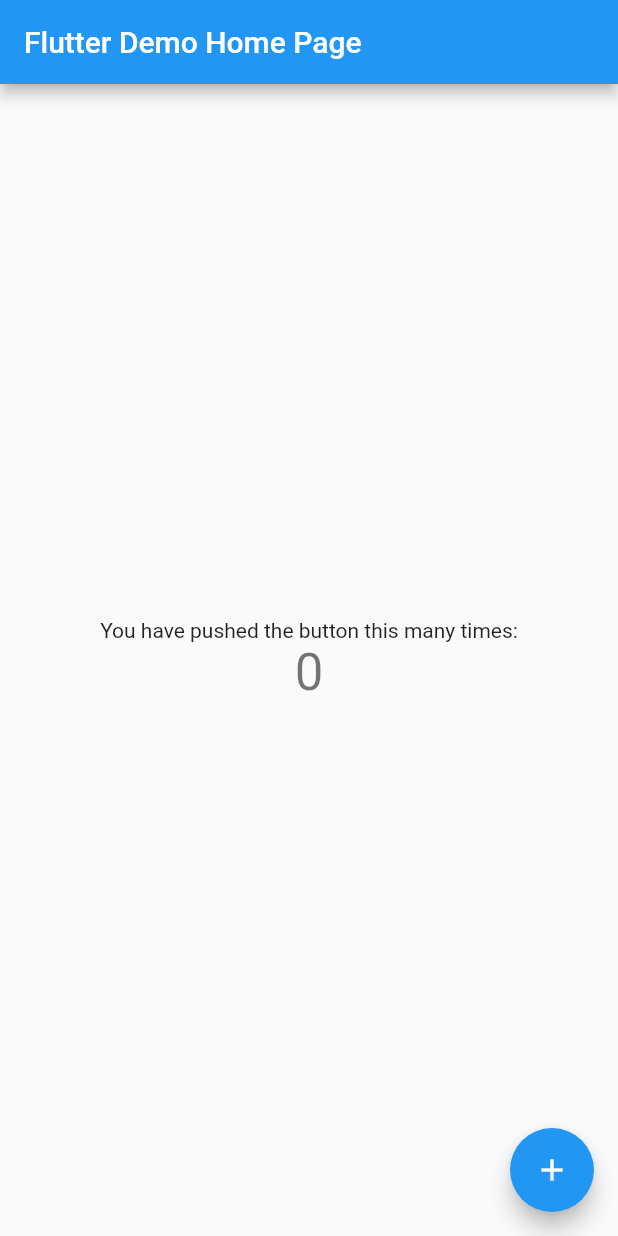
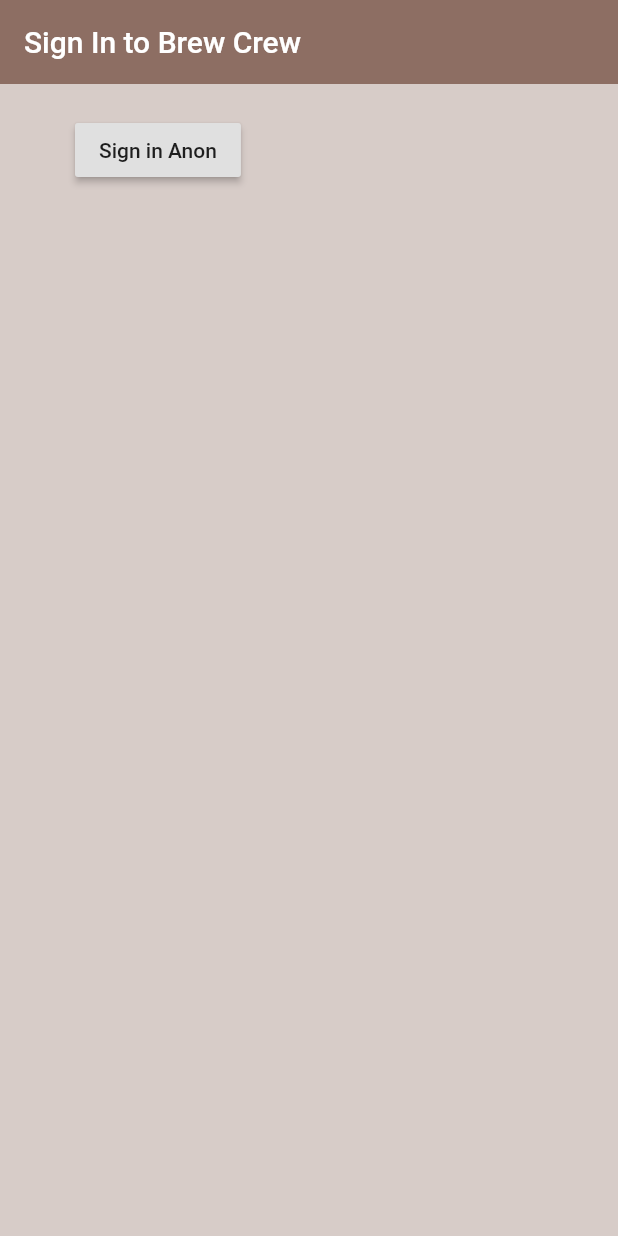
Before and after one commit to rajpatel2619/flutter_brew_crew, a Flutter app: the screen it shows after launch, on a phone screen of 412 x 824 dp. Run offline on Flutter 3.47's test engine with Material 2 defaults, Android fonts, the phone set to English and light mode, and no system bars; our stand-ins replace firebase_auth; accounts and stored records are empty.

Commit message:
till sign in with anonymous

```diff
--- a/lib/main.dart
+++ b/lib/main.dart
@@ -1,4 +1,8 @@
+import 'package:brew_crew/modals/user.dart';
+import 'package:brew_crew/screens/wrapper.dart';
+import 'package:brew_crew/services/auth.dart';
 import 'package:flutter/material.dart';
+import 'package:provider/provider.dart';
 
 void main() {
   runApp(MyApp());
@@ -8,110 +12,11 @@ class MyApp extends StatelessWidget {
   // This widget is the root of your application.
   @override
   Widget build(BuildContext context) {
-    return MaterialApp(
-      title: 'Flutter Demo',
-      theme: ThemeData(
-        // This is the theme of your application.
-        //
-        // Try running your application with "flutter run". You'll see the
-        // application has a blue toolbar. Then, without quitting the app, try
-        // changing the primarySwatch below to Colors.green and then invoke
-        // "hot reload" (press "r" in the console where you ran "flutter run",
-        // or simply save your changes to "hot reload" in a Flutter IDE).
-        // Notice that the counter didn't reset back to zero; the application
-        // is not restarted.
-        primarySwatch: Colors.blue,
-        // This makes the visual density adapt to the platform that you run
-        // the app on. For desktop platforms, the controls will be smaller and
-        // closer together (more dense) than on mobile platforms.
-        visualDensity: VisualDensity.adaptivePlatformDensity,
+    return StreamProvider<User>.value(
+      value: AuthService().user,
+      child: MaterialApp(
+        home: Wrapper(),
       ),
-      home: MyHomePage(title: 'Flutter Demo Home Page'),
     );
   }
 }
-
-class MyHomePage extends StatefulWidget {
-  MyHomePage({Key key, this.title}) : super(key: key);
-
-  // This widget is the home page of your application. It is stateful, meaning
-  // that it has a State object (defined below) that contains fields that affect
-  // how it looks.
-
-  // This class is the configuration for the state. It holds the values (in this
-  // case the title) provided by the parent (in this case the App widget) and
-  // used by the build method of the State. Fields in a Widget subclass are
-  // always marked "final".
-
-  final String title;
-
-  @override
-  _MyHomePageState createState() => _MyHomePageState();
-}
-
-class _MyHomePageState extends State<MyHomePage> {
-  int _counter = 0;
-
-  void _incrementCounter() {
-    setState(() {
-      // This call to setState tells the Flutter framework that something has
-      // changed in this State, which causes it to rerun the build method below
-      // so that the display can reflect the updated values. If we changed
-      // _counter without calling setState(), then the build method would not be
-      // called again, and so nothing would appear to happen.
-      _counter++;
-    });
-  }
-
-  @override
-  Widget build(BuildContext context) {
-    // This method is rerun every time setState is called, for instance as done
-    // by the _incrementCounter method above.
-    //
-    // The Flutter framework has been optimized to make rerunning build methods
-    // fast, so that you can just rebuild anything that needs updating rather
-    // than having to individually change instances of widgets.
-    return Scaffold(
-      appBar: AppBar(
-        // Here we take the value from the MyHomePage object that was created by
-        // the App.build method, and use it to set our appbar title.
-        title: Text(widget.title),
-      ),
-      body: Center(
-        // Center is a layout widget. It takes a single child and positions it
-        // in the middle of the parent.
-        child: Column(
-          // Column is also a layout widget. It takes a list of children and
-          // arranges them vertically. By default, it sizes itself to fit its
-          // children horizontally, and tries to be as tall as its parent.
-          //
-          // Invoke "debug painting" (press "p" in the console, choose the
-          // "Toggle Debug Paint" action from the Flutter Inspector in Android
-          // Studio, or the "Toggle Debug Paint" command in Visual Studio Code)
-          // to see the wireframe for each widget.
-          //
-          // Column has various properties to control how it sizes itself and
-          // how it positions its children. Here we use mainAxisAlignment to
-          // center the children vertically; the main axis here is the vertical
-          // axis because Columns are vertical (the cross axis would be
-          // horizontal).
-          mainAxisAlignment: MainAxisAlignment.center,
-          children: <Widget>[
-            Text(
-              'You have pushed the button this many times:',
-            ),
-            Text(
-              '$_counter',
-              style: Theme.of(context).textTheme.headline4,
-            ),
-          ],
-        ),
-      ),
-      floatingActionButton: FloatingActionButton(
-        onPressed: _incrementCounter,
-        tooltip: 'Increment',
-        child: Icon(Icons.add),
-      ), // This trailing comma makes auto-formatting nicer for build methods.
-    );
-  }
-}
--- /dev/null
+++ b/lib/modals/user.dart
@@ -0,0 +1,4 @@
+class User {
+  final String uid;
+  User({this.uid});
+}
--- /dev/null
+++ b/lib/screens/authenticate/authenticate.dart
@@ -0,0 +1,16 @@
+import 'package:brew_crew/screens/authenticate/sign_in.dart';
+import 'package:flutter/material.dart';
+
+class Authenticate extends StatefulWidget {
+  @override
+  _AuthenticateState createState() => _AuthenticateState();
+}
+
+class _AuthenticateState extends State<Authenticate> {
+  @override
+  Widget build(BuildContext context) {
+    return Container(
+      child: SignIn(),
+    );
+  }
+}
--- /dev/null
+++ b/lib/screens/authenticate/sign_in.dart
@@ -0,0 +1,37 @@
+import 'package:brew_crew/services/auth.dart';
+import 'package:flutter/material.dart';
+
+class SignIn extends StatefulWidget {
+  @override
+  _SignInState createState() => _SignInState();
+}
+
+class _SignInState extends State<SignIn> {
+  final AuthService _auth = AuthService();
+  @override
+  Widget build(BuildContext context) {
+    return Scaffold(
+      backgroundColor: Colors.brown[100],
+      appBar: AppBar(
+        backgroundColor: Colors.brown[400],
+        elevation: 0.0,
+        title: Text('Sign In to Brew Crew'),
+      ),
+      body: Container(
+        padding: EdgeInsets.symmetric(horizontal: 50, vertical: 20),
+        child: RaisedButton(
+          onPressed: () async {
+            dynamic result = await _auth.signInAnon();
+            if (result == null) {
+              print('error sign in');
+            } else {
+              print('sign in');
+              print(result.uid);
+            }
+          },
+          child: Text('Sign in Anon'),
+        ),
+      ),
+    );
+  }
+}
--- /dev/null
+++ b/lib/screens/wrapper.dart
@@ -0,0 +1,18 @@
+import 'package:brew_crew/modals/user.dart';
+import 'package:brew_crew/screens/authenticate/authenticate.dart';
+import 'package:brew_crew/screens/home/home.dart';
+import 'package:flutter/material.dart';
+import 'package:provider/provider.dart';
+
+class Wrapper extends StatelessWidget {
+  @override
+  Widget build(BuildContext context) {
+    final user = Provider.of<User>(context);
+    // print(user);
+    if (user == null) {
+      return Authenticate();
+    } else {
+      return Home();
+    }
+  }
+}
--- a/pubspec.yaml
+++ b/pubspec.yaml
@@ -30,6 +30,8 @@ dependencies:
   cupertino_icons: ^0.1.3
   firebase_auth: ^0.14.0+5
   cloud_firestore: ^0.12.9+4
+  firebase_core_web: ^0.2.0
+  provider: ^3.1.0
 
 dev_dependencies:
   flutter_test:
```
Also changed, not shown: lib/screens/home/home.dart (added, +25 -0 lines), lib/services/auth.dart (added, +39 -0 lines), pubspec.lock.
